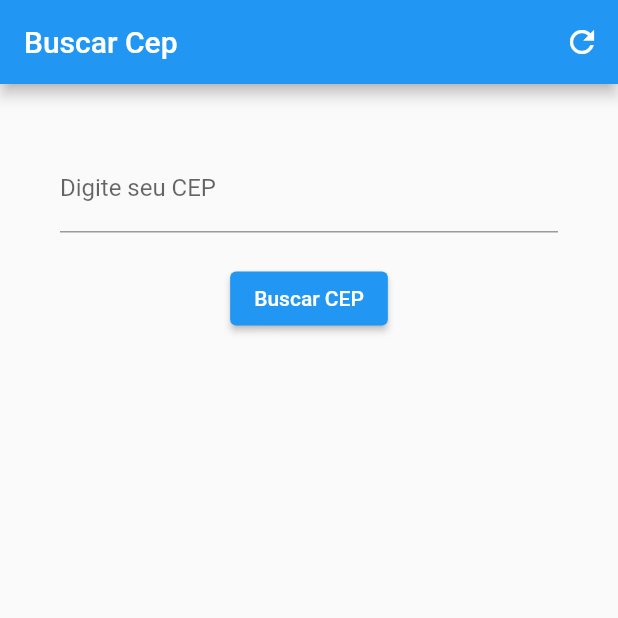
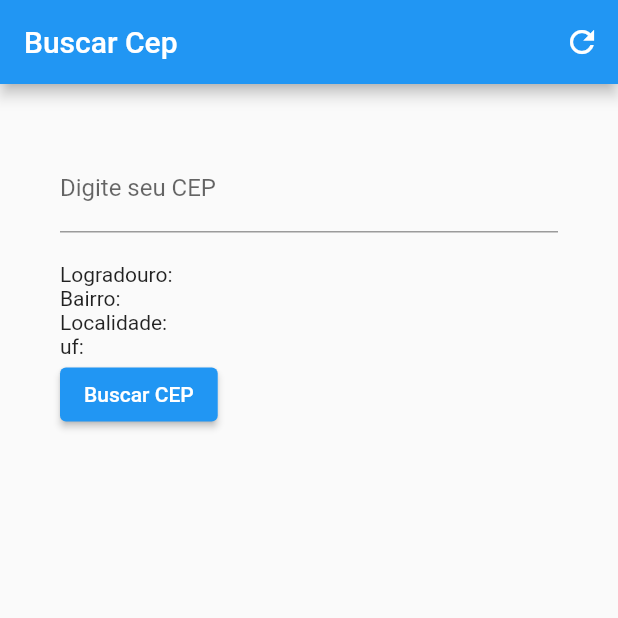
Before and after one commit to fmspdeveloper/consumindo_api_dart_flutter, a Flutter app: the screen it shows after launch, after a tap on "Buscar CEP", on a phone screen of 412 x 824 dp, the top half of it. Run offline on Flutter 3.47's test engine with Material 2 defaults, Android fonts, the phone set to English and light mode, and no system bars; network calls fail.

Commit message:
adaptando o codigo para receber o body nos campos determinados.

```diff
--- a/lib/home.dart
+++ b/lib/home.dart
@@ -1,6 +1,20 @@
 import 'package:flutter/material.dart';
 import 'package:http/http.dart' as http;
 import 'dart:convert';
+
+class Endereco {
+  final String logradouro;
+  final String bairro;
+  final String localidade;
+  final String uf;
+
+  Endereco({
+    required this.logradouro,
+    required this.bairro,
+    required this.localidade,
+    required this.uf,
+  });
+}
 
 class paginaInicio extends StatefulWidget {
   const paginaInicio({super.key});
@@ -12,6 +26,8 @@ class paginaInicio extends StatefulWidget {
 class _paginaInicioState extends State<paginaInicio> {
   TextEditingController cepController = TextEditingController();
   String resultado = "";
+  Endereco endereco =
+      Endereco(logradouro: "", bairro: "", localidade: "", uf: "");
 
   _recuperarCep() async {
     String cep = cepController.text;
@@ -23,20 +39,18 @@ class _paginaInicioState extends State<paginaInicio> {
 
     if (response.statusCode == 200) {
       Map<String, dynamic> data = json.decode(response.body);
-      String logradouro = data['logradouro'];
-      String bairro = data['bairro'];
-      String localidade = data['localidade'];
-      String uf = data['uf'];
 
       setState(() {
-        resultado = "CEP: $cep\n"
-            "Logradouro: $logradouro\n"
-            "Bairro: $bairro\n"
-            "Localidade: $localidade\n"
-            "UF: $uf";
+        endereco = Endereco(
+          logradouro: data['logradouro'] ?? "",
+          bairro: data['bairro'] ?? "",
+          localidade: data['localidade'] ?? "",
+          uf: data['uf'] ?? "",
+        );
       });
     } else {
       setState(() {
+        endereco = Endereco(logradouro: "", bairro: "", localidade: "", uf: "");
         resultado = "CEP Não encontrado";
       });
     }
@@ -46,6 +60,7 @@ class _paginaInicioState extends State<paginaInicio> {
     setState(() {
       cepController.text = "";
       resultado = "";
+      endereco = Endereco(logradouro: "", bairro: "", localidade: "", uf: "");
     });
   }
 
@@ -65,6 +80,7 @@ class _paginaInicioState extends State<paginaInicio> {
         child: Padding(
             padding: EdgeInsets.all(40),
             child: Column(
+              crossAxisAlignment: CrossAxisAlignment.start,
               children: [
                 TextField(
                   controller: cepController,
@@ -73,6 +89,10 @@ class _paginaInicioState extends State<paginaInicio> {
                 SizedBox(
                   height: 20,
                 ),
+                Text("Logradouro: ${endereco.logradouro}"),
+                Text("Bairro: ${endereco.bairro}"),
+                Text("Localidade: ${endereco.localidade}"),
+                Text("uf: ${endereco.uf}"),
                 ElevatedButton(
                   onPressed: _recuperarCep,
                   child: Text("Buscar CEP"),
```
